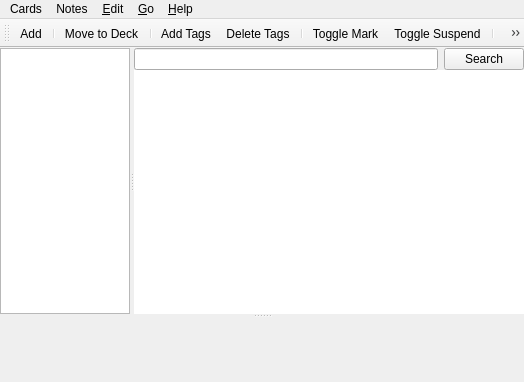
Qt form designer/browser.ui (ankitects/anki) before a commit.
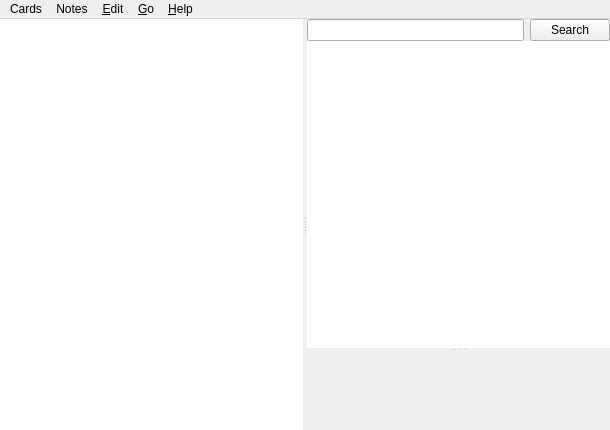
The same form after that commit. Icons and pictures are not drawn.

Commit message: new toolbar for the browser

```diff
--- a/designer/browser.ui
+++ b/designer/browser.ui
@@ -6,10 +6,16 @@
    <rect>
     <x>0</x>
     <y>0</y>
-    <width>524</width>
-    <height>382</height>
+    <width>610</width>
+    <height>430</height>
    </rect>
   </property>
+  <property name="minimumSize">
+   <size>
+    <width>400</width>
+    <height>0</height>
+   </size>
+  </property>
   <property name="windowTitle">
    <string>Browser</string>
   </property>
@@ -19,25 +25,27 @@
   </property>
   <widget class="QWidget" name="centralwidget">
    <layout class="QVBoxLayout" name="verticalLayout_3">
+    <property name="spacing">
+     <number>0</number>
+    </property>
     <property name="margin">
      <number>0</number>
     </property>
     <item>
      <widget class="QSplitter" name="splitter_2">
       <property name="orientation">
-       <enum>Qt::Vertical</enum>
-      </property>
-      <widget class="QSplitter" name="splitter">
-       <property name="orientation">
         <enum>Qt::Horizontal</enum>
        </property>
        <widget class="QTreeWidget" name="tree">
         <property name="sizePolicy">
          <sizepolicy hsizetype="Expanding" vsizetype="Expanding">
-          <horstretch>1</horstretch>
+         <horstretch>0</horstretch>
           <verstretch>0</verstretch>
          </sizepolicy>
         </property>
+       <property name="frameShape">
+        <enum>QFrame::NoFrame</enum>
+       </property>
         <attribute name="headerVisible">
          <bool>false</bool>
         </attribute>
@@ -47,6 +55,10 @@
          </property>
         </column>
        </widget>
+      <widget class="QSplitter" name="splitter">
+       <property name="orientation">
+        <enum>Qt::Vertical</enum>
+       </property>
        <widget class="QWidget" name="widget" native="true">
         <property name="sizePolicy">
          <sizepolicy hsizetype="Expanding" vsizetype="Preferred">
@@ -98,7 +110,7 @@
           <widget class="QTableView" name="tableView">
            <property name="sizePolicy">
             <sizepolicy hsizetype="Expanding" vsizetype="Expanding">
-             <horstretch>4</horstretch>
+             <horstretch>0</horstretch>
              <verstretch>4</verstretch>
             </sizepolicy>
            </property>
@@ -142,7 +154,6 @@
          </item>
         </layout>
        </widget>
-      </widget>
       <widget class="QWidget" name="verticalLayoutWidget">
        <layout class="QVBoxLayout" name="verticalLayout" stretch="0">
         <property name="spacing">
@@ -169,7 +180,7 @@
            <widget class="QWidget" name="fieldsArea" native="true">
             <property name="sizePolicy">
              <sizepolicy hsizetype="Preferred" vsizetype="Expanding">
-              <horstretch>7</horstretch>
+               <horstretch>0</horstretch>
               <verstretch>0</verstretch>
              </sizepolicy>
             </property>
@@ -181,19 +192,10 @@
             </property>
            </widget>
           </item>
-          <item>
-           <widget class="QLabel" name="cardLabel">
-            <property name="alignment">
-             <set>Qt::AlignLeading|Qt::AlignLeft|Qt::AlignTop</set>
-            </property>
-            <property name="margin">
-             <number>6</number>
-            </property>
-           </widget>
-          </item>
-         </layout>
-        </item>
-       </layout>
+          </layout>
+         </item>
+        </layout>
+       </widget>
       </widget>
      </widget>
     </item>
@@ -204,7 +206,7 @@
     <rect>
      <x>0</x>
      <y>0</y>
-     <width>524</width>
+     <width>610</width>
      <height>22</height>
     </rect>
    </property>
@@ -274,37 +276,6 @@
    <addaction name="menuJump"/>
    <addaction name="menu_Help"/>
   </widget>
-  <widget class="QToolBar" name="toolBar">
-   <property name="windowTitle">
-    <string>toolBar</string>
-   </property>
-   <property name="iconSize">
-    <size>
-     <width>24</width>
-     <height>24</height>
-    </size>
-   </property>
-   <property name="toolButtonStyle">
-    <enum>Qt::ToolButtonIconOnly</enum>
-   </property>
-   <attribute name="toolBarArea">
-    <enum>TopToolBarArea</enum>
-   </attribute>
-   <attribute name="toolBarBreak">
-    <bool>false</bool>
-   </attribute>
-   <addaction name="actionAddItems"/>
-   <addaction name="separator"/>
-   <addaction name="actionSetDeck"/>
-   <addaction name="separator"/>
-   <addaction name="actionAddTag"/>
-   <addaction name="actionDeleteTag"/>
-   <addaction name="separator"/>
-   <addaction name="actionToggleMark"/>
-   <addaction name="actionToggleSuspend"/>
-   <addaction name="separator"/>
-   <addaction name="actionDelete"/>
-  </widget>
   <action name="actionDelete">
    <property name="icon">
     <iconset resource="icons.qrc">
```
Lines whose indentation alone changed are shown as unchanged. The commit also changes 14 other files.
